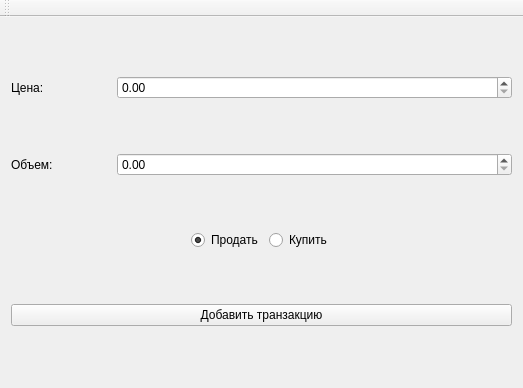
The window that mainwindow.ui (AndreyMlashkin/Burse) describes before a commit, drawn with Qt 5.
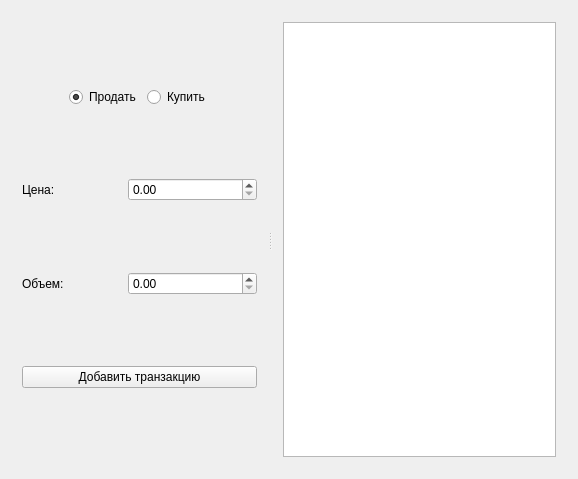
The same window after the commit.

Commit message: Ui changes - view for queue added

```diff
--- a/mainwindow.ui
+++ b/mainwindow.ui
@@ -6,8 +6,8 @@
    <rect>
     <x>0</x>
     <y>0</y>
-    <width>523</width>
-    <height>388</height>
+    <width>578</width>
+    <height>479</height>
    </rect>
   </property>
   <property name="windowTitle">
@@ -16,53 +16,15 @@
   <widget class="QWidget" name="centralWidget">
    <layout class="QVBoxLayout" name="verticalLayout">
     <item>
-     <layout class="QHBoxLayout" name="horizontalLayout">
-      <item>
-       <widget class="QLabel" name="label">
-        <property name="maximumSize">
-         <size>
-          <width>100</width>
-          <height>16777215</height>
-         </size>
-        </property>
-        <property name="text">
-         <string>Цена:</string>
-        </property>
-       </widget>
-      </item>
-      <item>
-       <widget class="QDoubleSpinBox" name="cost">
-        <property name="maximum">
-         <double>999999.000000000000000</double>
-        </property>
-       </widget>
-      </item>
-     </layout>
-    </item>
-    <item>
-     <layout class="QHBoxLayout" name="horizontalLayout_2">
-      <item>
-       <widget class="QLabel" name="label_2">
-        <property name="maximumSize">
-         <size>
-          <width>100</width>
-          <height>16777215</height>
-         </size>
-        </property>
-        <property name="text">
-         <string>Объем:</string>
-        </property>
-       </widget>
-      </item>
-      <item>
-       <widget class="QDoubleSpinBox" name="volume">
-        <property name="maximum">
-         <double>999999.000000000000000</double>
-        </property>
-       </widget>
-      </item>
-     </layout>
-    </item>
+     <widget class="QSplitter" name="splitter">
+      <property name="orientation">
+       <enum>Qt::Horizontal</enum>
+      </property>
+      <property name="childrenCollapsible">
+       <bool>false</bool>
+      </property>
+      <widget class="QWidget" name="verticalLayoutWidget">
+       <layout class="QVBoxLayout" name="verticalLayout_2">
     <item>
      <layout class="QHBoxLayout" name="horizontalLayout_3">
       <item>
@@ -116,6 +78,54 @@
       </item>
      </layout>
     </item>
+        <item>
+         <layout class="QHBoxLayout" name="horizontalLayout">
+          <item>
+           <widget class="QLabel" name="label">
+            <property name="maximumSize">
+             <size>
+              <width>100</width>
+              <height>16777215</height>
+             </size>
+            </property>
+            <property name="text">
+             <string>Цена:</string>
+            </property>
+           </widget>
+          </item>
+          <item>
+           <widget class="QDoubleSpinBox" name="cost">
+            <property name="maximum">
+             <double>999999.000000000000000</double>
+            </property>
+           </widget>
+          </item>
+         </layout>
+        </item>
+        <item>
+         <layout class="QHBoxLayout" name="horizontalLayout_2">
+          <item>
+           <widget class="QLabel" name="label_2">
+            <property name="maximumSize">
+             <size>
+              <width>100</width>
+              <height>16777215</height>
+             </size>
+            </property>
+            <property name="text">
+             <string>Объем:</string>
+            </property>
+           </widget>
+          </item>
+          <item>
+           <widget class="QDoubleSpinBox" name="volume">
+            <property name="maximum">
+             <double>999999.000000000000000</double>
+            </property>
+           </widget>
+          </item>
+         </layout>
+        </item>
     <item>
      <widget class="QPushButton" name="add">
       <property name="text">
@@ -125,13 +135,23 @@
     </item>
    </layout>
   </widget>
-  <widget class="QToolBar" name="mainToolBar">
-   <attribute name="toolBarArea">
-    <enum>TopToolBarArea</enum>
-   </attribute>
-   <attribute name="toolBarBreak">
-    <bool>false</bool>
-   </attribute>
+      <widget class="QWidget" name="horizontalLayoutWidget">
+       <layout class="QHBoxLayout" name="horizontalLayout_5">
+        <item>
+         <widget class="QColumnView" name="queues">
+          <property name="sizePolicy">
+           <sizepolicy hsizetype="MinimumExpanding" vsizetype="Expanding">
+            <horstretch>0</horstretch>
+            <verstretch>0</verstretch>
+           </sizepolicy>
+          </property>
+         </widget>
+        </item>
+       </layout>
+      </widget>
+     </widget>
+    </item>
+   </layout>
   </widget>
  </widget>
  <layoutdefault spacing="6" margin="11"/>
```
Lines whose indentation alone changed are shown as unchanged. The commit also changes 1 other file.
